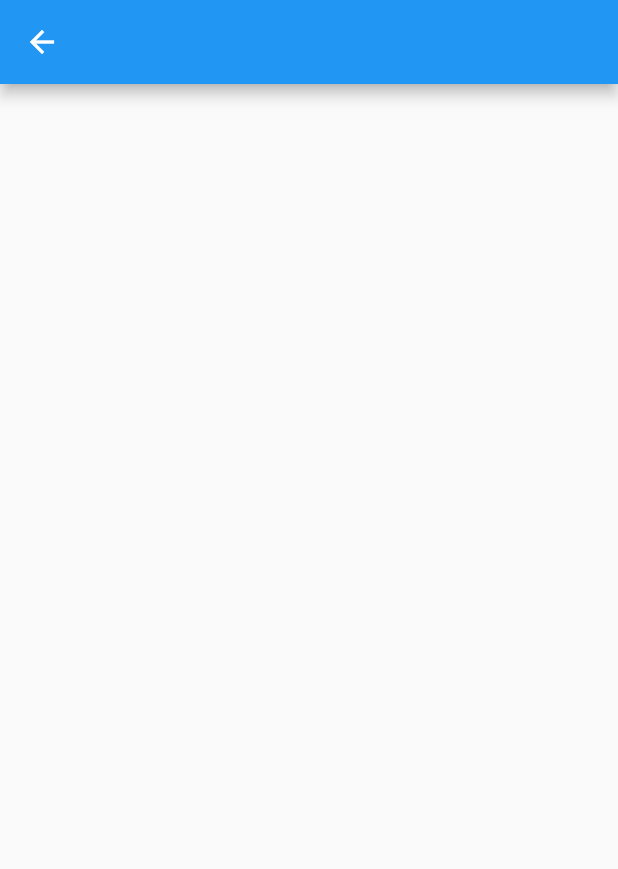
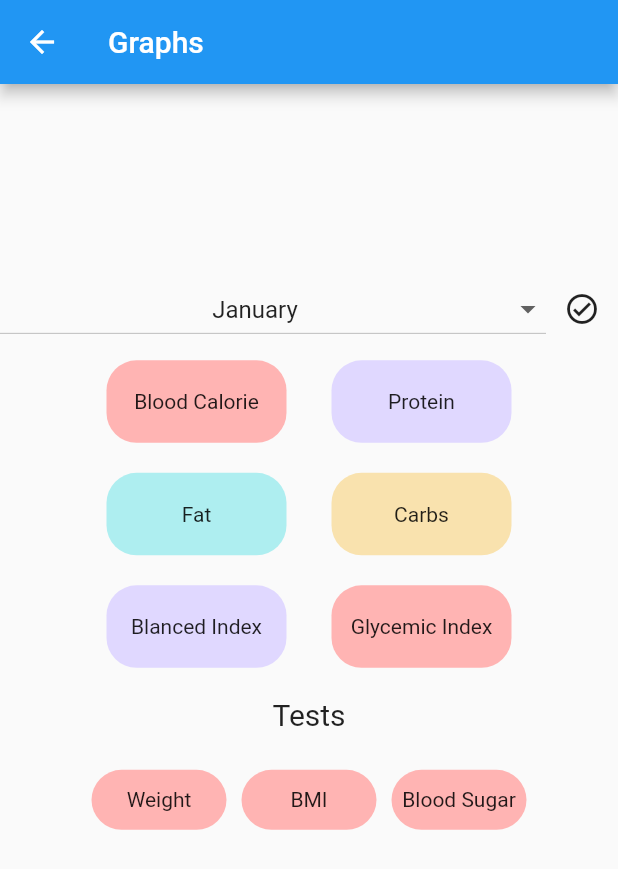
Before and after one commit to krishnaji-yedlapalli/flutter-sample-app, a Flutter app: the HealthParams screen opened directly, on a phone screen of 412 x 824 dp. Shown: the top 869 px of the screen. Run offline on Flutter 3.47's test engine with Material 2 defaults, Android fonts, the phone set to English and light mode, and no system bars.

```diff
--- a/lib/groups/tests_health_parameters.dart
+++ b/lib/groups/tests_health_parameters.dart
@@ -1,3 +1,5 @@
+
+import 'dart:math';
 
 import 'package:flutter/material.dart';
 
@@ -9,29 +11,145 @@ class HealthParams extends StatefulWidget {
 }
 
 class _HealthParamsState extends State<HealthParams> {
+  final list1 =const [
+    {
+      "label1" : 'Blood Calorie',
+      "color1" : Color.fromRGBO(255, 180, 179, 1)
+    },
+    {
+      "label1" : 'Protein',
+      "color1" : Color.fromRGBO(224, 216, 255, 1)
+    },
+    {
+      "label1" : 'Fat',
+      "color1" : Color.fromRGBO(174, 238, 240, 1)
+    },
+    {
+      "label1" : 'Carbs',
+      "color1" : Color.fromRGBO(249, 226, 174, 1)
+    },
+    {
+      "label1" : 'Blanced Index',
+      "color1" : Color.fromRGBO(224, 216, 255, 1)
+    },
+    {
+      "label1" : 'Glycemic Index',
+      "color1" : Color.fromRGBO(255, 180, 179, 1)
+    },
+  ];
+  final list2 =const [
+    {
+      "label2" : 'Weight',
+      "color2" : Color.fromRGBO(255, 180, 179, 1)
+    },
+    {
+      "label2" : 'BMI',
+      "color2" : Color.fromRGBO(255, 180, 179, 1)
+    },
+    {
+      "label2" : 'Blood Sugar',
+      "color2" : Color.fromRGBO(255, 180, 179, 1)
+    },
+  ];
+  String dropDownValue='January';
   @override
   Widget build(BuildContext context) {
+
     return Scaffold(
-      appBar: AppBar(),
-      body: Column(
-        children: [
-          _buildMonthSelection(),
-          _healthParams(),
-          _buildTestsView()
-        ],
+      appBar: AppBar(
+        title:Text('Graphs'),
       ),
-    );
+      body:Column(
+        crossAxisAlignment:CrossAxisAlignment.center ,
+        mainAxisAlignment: MainAxisAlignment.center,
+      children:[
+
+        Row(
+          children:[
+            Expanded(
+              child: DropdownButton<String>(
+                isExpanded:true,
+                borderRadius:BorderRadius.circular(20),
+                value:dropDownValue,
+                items: <String>['January', 'Feb', 'Mar', 'Apr','May','Jun','Jul','Aug','September','Oct','Nov','Dec'].map((String value) {
+                  return DropdownMenuItem<String>(
+                    alignment:Alignment.center,
+                    value: value,
+                    child: Text(value),
+                  );
+                }).toList(),
+                onChanged: (String? newValue) { setState(() {
+                  dropDownValue = newValue!;
+                });},
+              ),
+            ),
+            IconButton(onPressed: (){}, icon:Icon(Icons.check_circle_outline_outlined))
+
+          ],
+        ),
+
+          //SizedBox(height:50,),
+        Container(
+          width:300,
+          //height: MediaQuery.of(context).size.height * 0.5,
+          child: GridView(
+              shrinkWrap:true,
+              gridDelegate:SliverGridDelegateWithFixedCrossAxisCount(
+                crossAxisCount: 2,
+                childAspectRatio:2,
+              ),
+              children: list1
+                  .map((e) => InkWell(
+                onTap: null,
+                child: Container(
+                  margin: EdgeInsets.symmetric(vertical: 10, horizontal: 15),
+                  alignment: Alignment.center,
+                  decoration: BoxDecoration(
+                    borderRadius: BorderRadius.circular(20.0),
+                    color: e['color1'] as Color,
+                  ),
+                  child: Text('${e['label1']}'),
+                ),
+              ))
+                  .toList()),
+
+            ),
+        Container(
+          alignment:Alignment.center,
+          margin:EdgeInsets.fromLTRB(20,10,20,20),
+          child:Text('Tests',style:TextStyle(fontSize: 20),),
+        ),
+        Container(
+          width:300,
+          height: MediaQuery.of(context).size.height * 0.23,
+          child: GridView(
+              gridDelegate:SliverGridDelegateWithFixedCrossAxisCount(
+                crossAxisCount: 3,
+                childAspectRatio:2,
+              ),
+              children: list2
+                  .map((g) => InkWell(
+                onTap: null,
+                child: Container(
+                  margin: EdgeInsets.symmetric(vertical: 5, horizontal: 5),
+                  //padding:EdgeInsets.all(19),
+                  alignment: Alignment.center,
+                  decoration: BoxDecoration(
+                    borderRadius: BorderRadius.circular(20.0),
+                    color: g['color2'] as Color,
+                  ),
+                  child: Text('${g['label2']}'),
+                ),
+              ))
+                  .toList()),
+
+        ),
+
+            ],//children
+          ),
+
+      );
+
   }
 
-  Widget _buildMonthSelection(){
-    return Container();
-  }
-
-  Widget _healthParams() {
-    return Container();
-  }
-
-  Widget _buildTestsView() {
-    return Container();
-  }
 }
```
Also changed, not shown: lib/main.dart (+33 -6 lines), lib/text form field/1st_window_on_text_field.dart (added, +257 -0 lines), lib/text form field/2nd_window_on_text_form_field.dart (added, +277 -0 lines).
